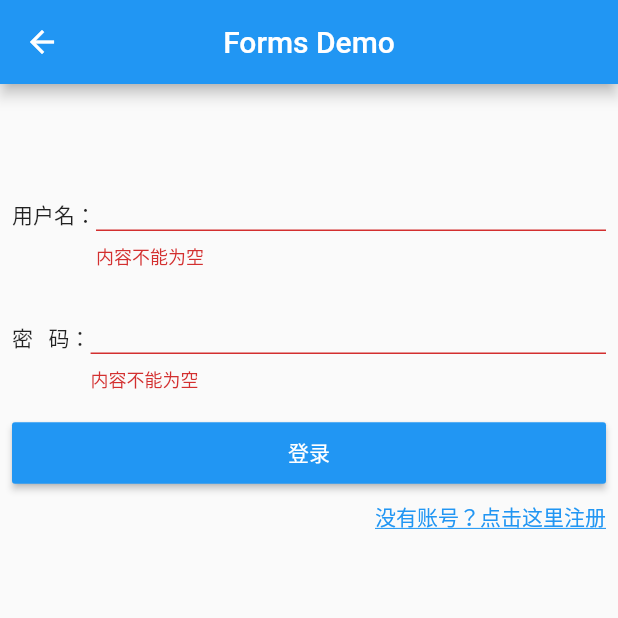
After one commit to jiangkang/flutter-system, a Flutter app: the FormsDemo screen opened by its route, after a tap on "登录", on a phone screen of 412 x 824 dp, the top half of it. The commit adds this screen. Run offline on Flutter 3.47's test engine with Material 2 defaults, Android fonts, the phone set to English and light mode, and no system bars; our stand-ins replace flutter_markdown, video_player, webview_flutter; network calls fail.

Commit message:
simple forms

```diff
--- /dev/null
+++ b/lib/demos/demo_forms.dart
@@ -0,0 +1,105 @@
+import 'package:flutter/material.dart';
+
+/// Forms Demo
+class FormsDemo extends StatefulWidget {
+  @override
+  _FormsDemoState createState() {
+    return _FormsDemoState();
+  }
+}
+
+class _FormsDemoState extends State<FormsDemo> {
+
+  final _formKey = GlobalKey<FormState>();
+
+  @override
+  Widget build(BuildContext context) {
+    return Scaffold(
+      appBar: AppBar(
+        title: Text("Forms Demo"),
+        centerTitle: true,
+      ),
+      body: Container(
+        width: double.maxFinite,
+        height: double.infinity,
+        child: Form(
+          key: _formKey,
+          child: Column(
+            mainAxisSize: MainAxisSize.min,
+            mainAxisAlignment: MainAxisAlignment.start,
+            children: <Widget>[
+              Padding(
+                padding: const EdgeInsets.only(top: 50, left: 8, right: 8),
+                child: Row(
+                  mainAxisSize: MainAxisSize.max,
+                  children: <Widget>[
+                    Text("用户名："),
+                    Expanded(
+                        child: TextFormField(
+                      validator: _validateFiledValue,
+                    )),
+                  ],
+                ),
+              ),
+              Padding(
+                padding: const EdgeInsets.all(8.0),
+                child: Row(
+                  mainAxisSize: MainAxisSize.max,
+                  children: <Widget>[
+                    Text("密   码："),
+                    Expanded(
+                        child: TextFormField(
+                      validator: _validateFiledValue,
+                    )),
+                  ],
+                ),
+              ),
+              Padding(
+                padding: const EdgeInsets.all(8.0),
+                child: Builder(
+                  builder: (BuildContext context) {
+                    return RaisedButton(
+                      color: Theme.of(context).primaryColor,
+                      textColor: Colors.white,
+                      padding: EdgeInsets.all(10),
+                      onPressed: () {
+                        _login(context);
+                      },
+                      child: Center(child: Text("登录")),
+                    );
+                  },
+                ),
+              ),
+              Padding(
+                padding: const EdgeInsets.only(right: 8.0),
+                child: Align(
+                  alignment: AlignmentDirectional.topEnd,
+                  child: Text(
+                    "没有账号？点击这里注册",
+                    style: TextStyle(
+                        color: Colors.blue,
+                        decoration: TextDecoration.underline),
+                  ),
+                ),
+              ),
+            ],
+          ),
+        ),
+      ),
+    );
+  }
+
+  String _validateFiledValue(String value) {
+    if (value.isEmpty) {
+      return "内容不能为空";
+    } else {
+      return null;
+    }
+  }
+
+  void _login(BuildContext context) {
+    if (_formKey.currentState.validate()) {
+      Scaffold.of(context).showSnackBar(SnackBar(content: Text("恭喜你，登录成功")));
+    }
+  }
+}
--- a/lib/entries.dart
+++ b/lib/entries.dart
@@ -21,6 +21,7 @@ final List<EntryItem> demoEntries = [
   EntryItem("Animation", "/demo/animation", icon: Icons.motorcycle),
   EntryItem("Drawer", "/demo/drawer", icon: Icons.subdirectory_arrow_right),
   EntryItem("Tabs", "/demo/tabs", icon: Icons.tab),
+  EntryItem("Forms", "/demo/forms", icon: Icons.input),
 ];
 
 final List<Article> articleEntries = [
--- a/lib/page_routers.dart
+++ b/lib/page_routers.dart
@@ -1,20 +1,20 @@
 import 'package:flutter/material.dart';
+import 'package:flutter_system/demos/demo_animation.dart';
 import 'package:flutter_system/demos/demo_container.dart';
+import 'package:flutter_system/demos/demo_drawer.dart';
+import 'package:flutter_system/demos/demo_forms.dart';
+import 'package:flutter_system/demos/demo_gridview.dart';
 import 'package:flutter_system/demos/demo_http.dart';
 import 'package:flutter_system/demos/demo_image.dart';
+import 'package:flutter_system/demos/demo_pageview.dart';
 import 'package:flutter_system/demos/demo_safearea.dart';
+import 'package:flutter_system/demos/demo_tabs.dart';
 import 'package:flutter_system/demos/demo_text.dart';
+import 'package:flutter_system/demos/demo_video.dart';
+import 'package:flutter_system/home.dart';
 import 'package:flutter_system/page/guide.dart';
+import 'package:flutter_system/page/page_markdown.dart';
 import 'package:flutter_system/page/page_show0.dart';
-
-import 'demos/demo_animation.dart';
-import 'demos/demo_drawer.dart';
-import 'demos/demo_gridview.dart';
-import 'demos/demo_pageview.dart';
-import 'demos/demo_tabs.dart';
-import 'demos/demo_video.dart';
-import 'home.dart';
-import 'page/page_markdown.dart';
 
 /// 路由汇总
 final Map<String, WidgetBuilder> pageRouters = {
@@ -33,4 +33,5 @@ final Map<String, WidgetBuilder> pageRouters = {
   "/demo/animation": (BuildContext context) => AnimationDemo(),
   "/demo/drawer": (BuildContext context) => DrawerDemo(),
   "/demo/tabs": (BuildContext context) => TabsDemo(),
+  "/demo/forms": (BuildContext context) => FormsDemo(),
 };
```
